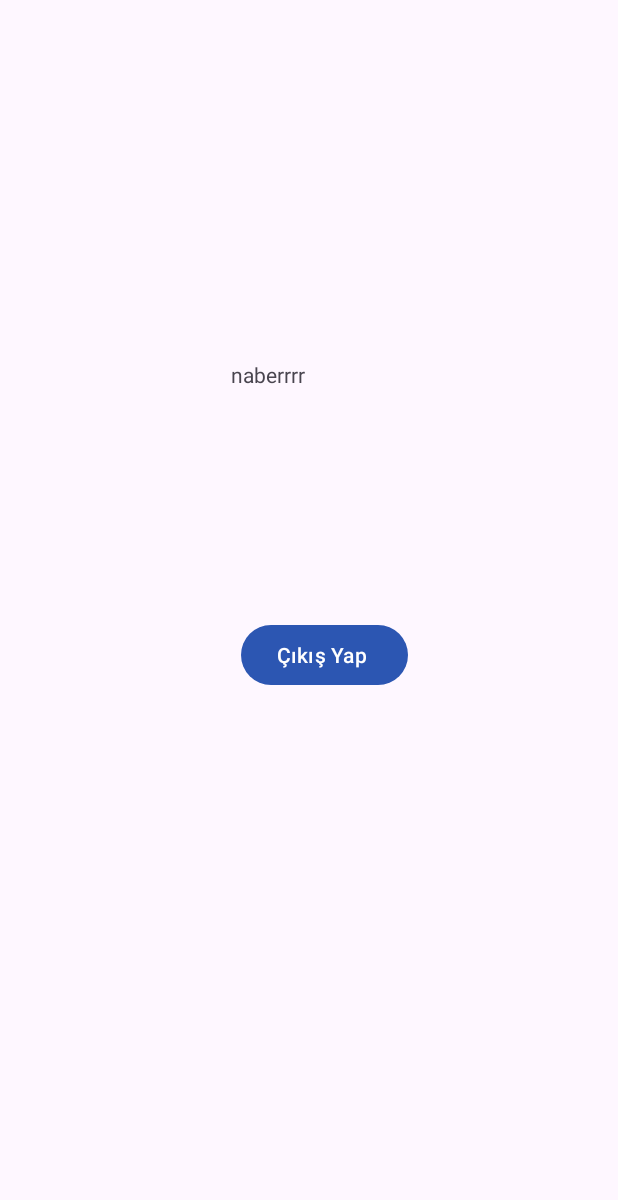
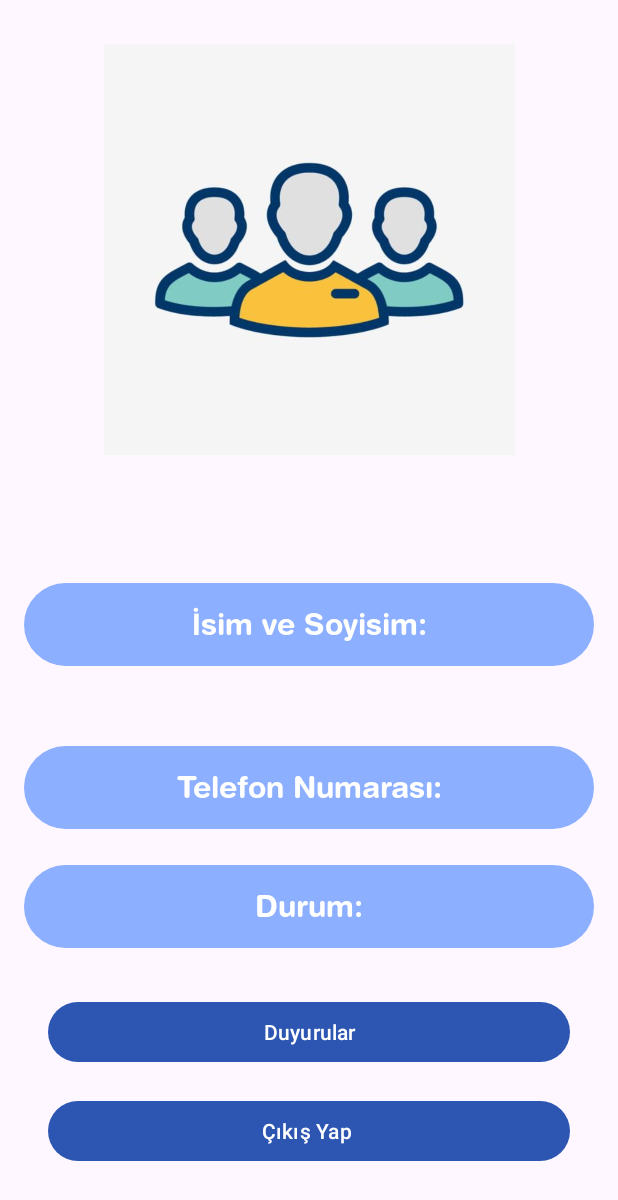
Before and after one commit to Developerrs1554/ForMobile00, an Android app: the layout activity_deneme.xml on its own in the app's theme, with its tools: preview values and no code run, on a phone screen of 412 x 824 dp. Shown: the top 1200 px of the screen. Run offline under Robolectric (Android 15) with nearby library versions, the phone set to English and light mode, and no system bars.

Commit message:
Completed with main stages

```diff
--- a/app/src/main/java/com/example/mobil00/verifyPart.kt
+++ b/app/src/main/java/com/example/mobil00/verifyPart.kt
@@ -152,7 +152,7 @@ class verifyPart : AppCompatActivity() {
                     //-------------------------------
 
                     kayitAlVeri()
-                    var intent = Intent(applicationContext,deneme::class.java)
+                    var intent = Intent(applicationContext,approvalPage::class.java)
                     intent.flags = Intent.FLAG_ACTIVITY_NEW_TASK or Intent.FLAG_ACTIVITY_CLEAR_TASK
                     startActivity(intent)
 
@@ -261,8 +261,9 @@ class verifyPart : AppCompatActivity() {
         var kayıt = refff.child("$userUid")
         kayıt.child("Name").setValue("$Kİ")
         kayıt.child("numara").setValue("$KN")
+        kayıt.child("Durum").setValue("Üye")
         //kayıt.child("Açıklama").setValue("")
-        kayıt.child("Onay Durumu").setValue("")
+        kayıt.child("Onay Durumu").setValue("Onaylanmadı")
         kayıt.child("Kullanıcı uid").setValue(userUid)
         //.child("Arzulanan tarih").setValue("")
         //kayıt.child("Belirlenen tarih").setValue("")
--- a/app/src/main/res/layout/activity_deneme.xml
+++ b/app/src/main/res/layout/activity_deneme.xml
@@ -6,27 +6,112 @@
     android:layout_height="match_parent"
     tools:context=".deneme">
 
+
     <TextView
-        android:id="@+id/textView"
-        android:layout_width="122dp"
-        android:layout_height="35dp"
-        android:layout_marginTop="240dp"
-        android:text="naberrrr"
+        android:id="@+id/nameTextView"
+        android:layout_width="0dp"
+        android:layout_height="55dp"
+        android:layout_marginStart="16dp"
+        android:layout_marginTop="28dp"
+        android:layout_marginEnd="16dp"
+        android:layout_marginBottom="24dp"
+        android:background="@drawable/edittextarkaplan"
+        android:ems="10"
+        android:fontFamily="@font/boldd"
+        android:gravity="center"
+        android:hint="İsim ve Soyisim:"
+        android:inputType="text"
+        android:padding="10dp"
+        android:textColor="@color/white"
+        android:textColorHint="@color/white"
+        android:textSize="20sp"
+        app:layout_constraintBottom_toTopOf="@+id/numaraTextView"
         app:layout_constraintEnd_toEndOf="parent"
-        app:layout_constraintHorizontal_bias="0.532"
+        app:layout_constraintHorizontal_bias="0.0"
         app:layout_constraintStart_toStartOf="parent"
-        app:layout_constraintTop_toTopOf="parent" />
+        app:layout_constraintTop_toBottomOf="@+id/imageView6" />
+
+    <TextView
+        android:id="@+id/numaraTextView"
+        android:layout_width="0dp"
+        android:layout_height="55dp"
+        android:layout_marginStart="16dp"
+        android:layout_marginEnd="16dp"
+        android:layout_marginBottom="24dp"
+        android:background="@drawable/edittextarkaplan"
+        android:ems="10"
+        android:fontFamily="@font/boldd"
+        android:gravity="center"
+        android:hint="Telefon Numarası:"
+        android:inputType="phone"
+        android:padding="10dp"
+        android:textColor="@color/white"
+        android:textColorHint="@color/white"
+        android:textSize="20sp"
+        app:layout_constraintBottom_toTopOf="@+id/durumTextView"
+        app:layout_constraintEnd_toEndOf="parent"
+        app:layout_constraintStart_toStartOf="parent" />
+
+
+    <TextView
+        android:id="@+id/durumTextView"
+        android:layout_width="0dp"
+        android:layout_height="55dp"
+        android:layout_marginStart="16dp"
+        android:layout_marginEnd="16dp"
+        android:layout_marginBottom="32dp"
+        android:background="@drawable/edittextarkaplan"
+        android:ems="10"
+        android:fontFamily="@font/boldd"
+        android:gravity="center"
+        android:hint="Durum:"
+        android:inputType="text"
+        android:padding="10dp"
+        android:textColor="@color/white"
+        android:textColorHint="@color/white"
+        android:textSize="20sp"
+        app:layout_constraintBottom_toTopOf="@+id/announcement"
+        app:layout_constraintEnd_toEndOf="parent"
+        app:layout_constraintStart_toStartOf="parent" />
+
+
+    <ImageView
+        android:id="@+id/imageView6"
+        android:layout_width="0dp"
+        android:layout_height="274dp"
+        android:layout_marginBottom="28dp"
+        app:layout_constraintBottom_toTopOf="@+id/nameTextView"
+        app:layout_constraintEnd_toEndOf="parent"
+        app:layout_constraintHorizontal_bias="1.0"
+        app:layout_constraintStart_toStartOf="parent"
+        app:layout_constraintTop_toTopOf="parent"
+        app:srcCompat="@drawable/profileicon2" />
+
 
     <Button
         android:id="@+id/outt"
-        android:layout_width="wrap_content"
+        android:layout_width="0dp"
         android:layout_height="wrap_content"
-        android:layout_marginTop="132dp"
+        android:layout_marginStart="32dp"
+        android:layout_marginEnd="32dp"
+        android:layout_marginBottom="46dp"
         android:text="Çıkış Yap "
         app:layout_constraintBottom_toBottomOf="parent"
         app:layout_constraintEnd_toEndOf="parent"
-        app:layout_constraintHorizontal_bias="0.534"
-        app:layout_constraintStart_toStartOf="parent"
-        app:layout_constraintTop_toBottomOf="@+id/textView"
-        app:layout_constraintVertical_bias="0.014" />
+        app:layout_constraintHorizontal_bias="1.0"
+        app:layout_constraintStart_toStartOf="parent" />
+
+    <Button
+        android:id="@+id/announcement"
+        android:layout_width="0dp"
+        android:layout_height="wrap_content"
+        android:layout_marginStart="32dp"
+        android:layout_marginEnd="32dp"
+        android:layout_marginBottom="18dp"
+        android:text="Duyurular"
+        app:layout_constraintBottom_toTopOf="@+id/outt"
+        app:layout_constraintEnd_toEndOf="parent"
+        app:layout_constraintStart_toStartOf="parent" />
+
+
 </androidx.constraintlayout.widget.ConstraintLayout>
--- a/app/src/main/res/values/themes.xml
+++ b/app/src/main/res/values/themes.xml
@@ -6,4 +6,10 @@
     </style>
 
     <style name="Theme.Mobil00" parent="Base.Theme.Mobil00" />
+    <style name="Theme.Mobil00.NoActionBar">
+        <item name="windowActionBar">false</item>
+        <item name="windowNoTitle">true</item>
+    </style>
+    <style name="Theme.Mobil00.AppBarOverlay" parent="ThemeOverlay.AppCompat.Dark.ActionBar" />
+    <style name="Theme.Mobil00.PopupOverlay" parent="ThemeOverlay.AppCompat.Light" />
 </resources>
```
Also changed, not shown: app/build.gradle.kts (+7 -0 lines), app/src/main/AndroidManifest.xml (+8 -0 lines), app/src/main/java/com/example/mobil00/BaslangicSayfasi1.kt (+74 -2 lines), app/src/main/java/com/example/mobil00/announcmentVieww.kt (added, +73 -0 lines), app/src/main/java/com/example/mobil00/approvalPage.kt (+78 -0 lines), app/src/main/java/com/example/mobil00/deneme.kt (+86 -0 lines), app/src/main/res/layout/activity_announcment_vieww.xml (added, +42 -0 lines), app/src/main/res/values/strings.xml (+11 -0 lines), app/src/main/res/drawable/profileicon2.jpg (added).
